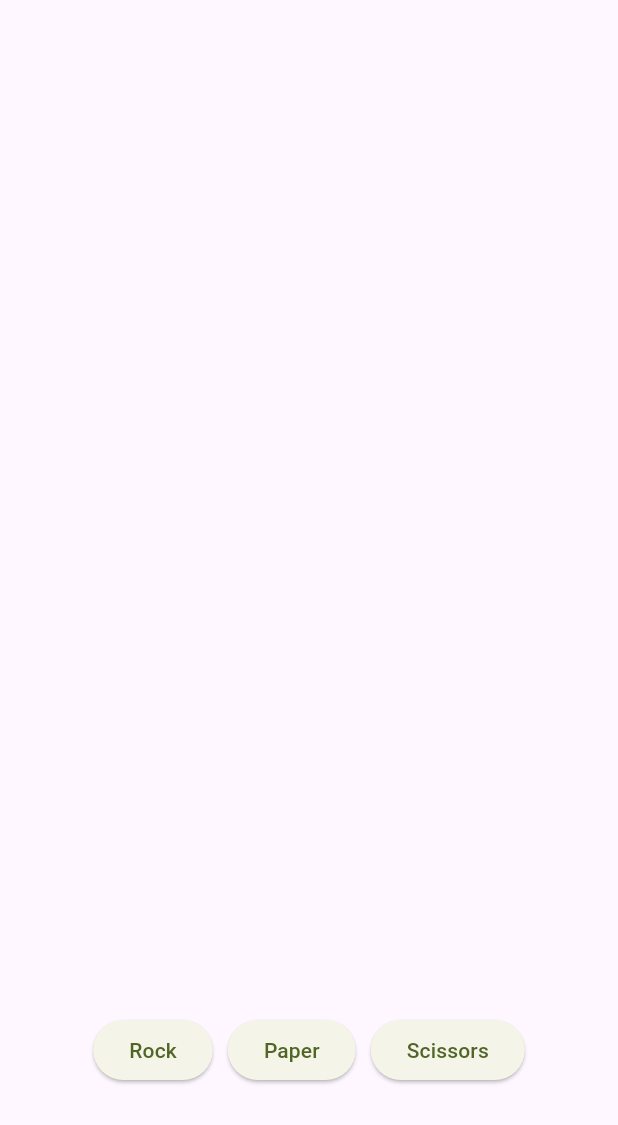
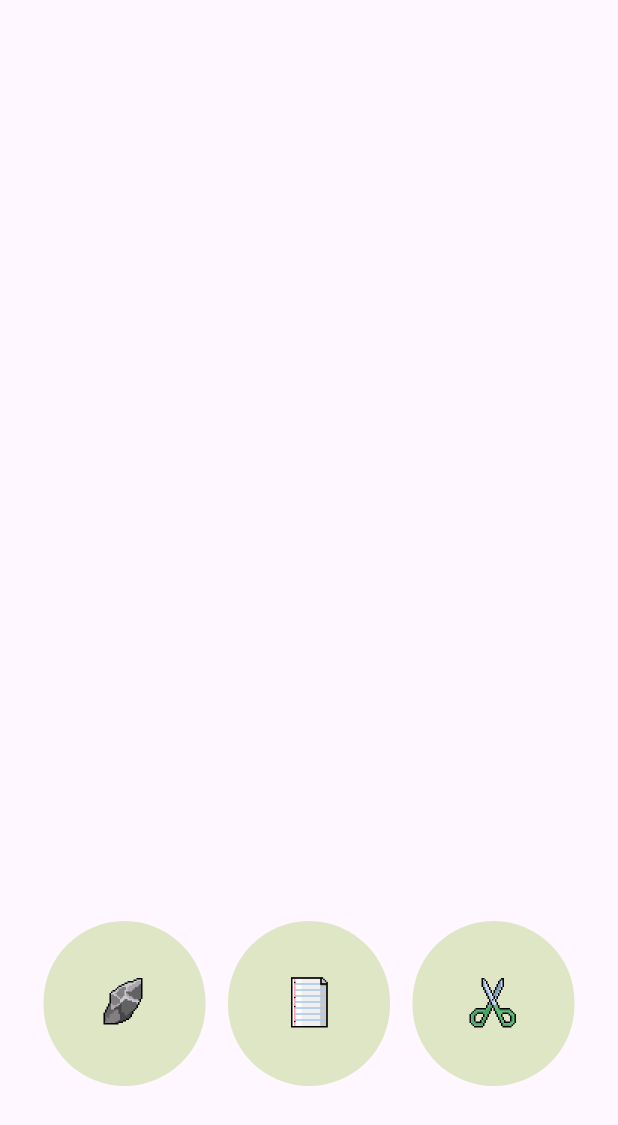
Before and after one commit to abdyevas/Flutter_Rock_Paper_Scissors, a Flutter app: the screen it shows after launch, on a phone screen of 412 x 824 dp. Shown: the top 1125 px of the screen. Run offline on Flutter 3.47's test engine with Material 3 defaults, Android fonts, the phone set to English and light mode, and no system bars.

Commit message:
add pictures to buttons

```diff
--- a/rock_paper_scissors/lib/game_screen.dart
+++ b/rock_paper_scissors/lib/game_screen.dart
@@ -20,11 +20,11 @@ class _GameScreen extends State<GameScreen> {
           Row(
             mainAxisAlignment: MainAxisAlignment.center,
             children: [
-              ButtonElement(element: 'Rock'),
-              SizedBox(width: 10),
-              ButtonElement(element: 'Paper'),
-              SizedBox(width: 10),
-              ButtonElement(element: 'Scissors'),
+              ButtonElement(element: 'rock'),
+              SizedBox(width: 15),
+              ButtonElement(element: 'paper'),
+              SizedBox(width: 15),
+              ButtonElement(element: 'scissors'),
             ],
           ),
           SizedBox(height: 100),
--- a/rock_paper_scissors/lib/widgets/button_element.dart
+++ b/rock_paper_scissors/lib/widgets/button_element.dart
@@ -7,9 +7,21 @@ class ButtonElement extends StatelessWidget {
 
   @override
   Widget build(BuildContext context) {
-    return ElevatedButton(
+    return FilledButton.tonal(
       onPressed: () {},
-      child: Text(element),
+      child: Row(
+        mainAxisSize: MainAxisSize.min,
+        children: [
+          Padding(
+            padding: const EdgeInsets.all(5),
+            child: Image.asset(
+              'assets/images/$element.png',
+              width: 50,
+              height: 100,
+            ),
+          ),
+        ],
+      ),
     );
   }
 }
```
